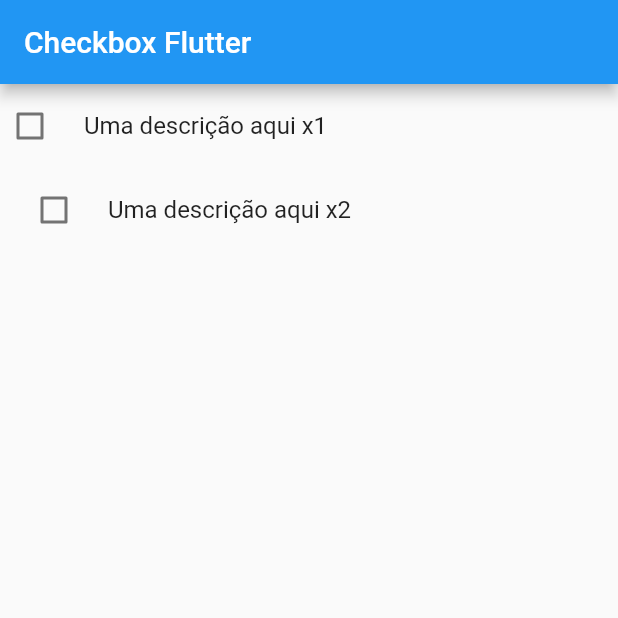
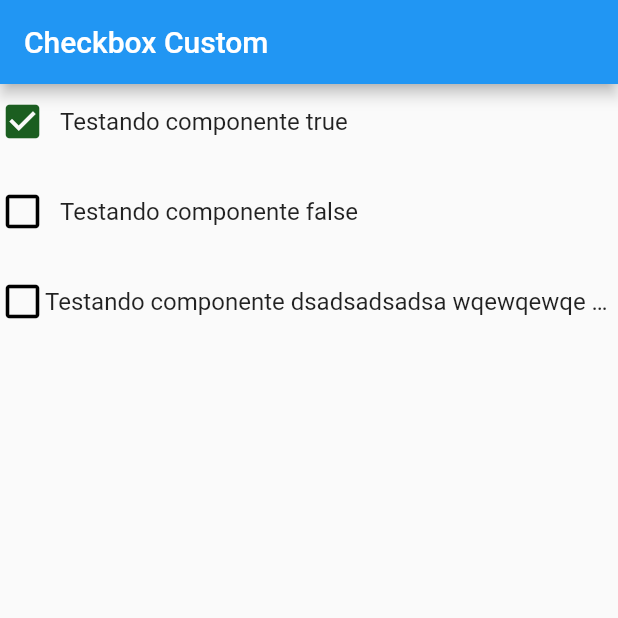
Before and after one commit to brunozupp/teste_lancamentos, a Flutter app: the screen it shows after launch, on a phone screen of 412 x 824 dp, the top half of it. Run offline on Flutter 3.47's test engine with Material 2 defaults, Android fonts, the phone set to English and light mode, and no system bars; our stand-ins replace table_calendar, top_snackbar_flutter.

Commit message:
Checkbox customizado - ícone

```diff
--- /dev/null
+++ b/lib/checkbox_custom/checkbox_component.dart
@@ -0,0 +1,89 @@
+import 'package:flutter/material.dart';
+
+class CheckboxComponent extends StatefulWidget {
+
+  final bool isChecked;
+  final String description;
+  final void Function(bool) onChanged;
+  final EdgeInsets padding;
+  final double spaceBetweenIconAndDescription;
+
+  const CheckboxComponent({
+    Key? key,
+    required this.isChecked,
+    required this.description,
+    required this.onChanged,
+    this.padding = const EdgeInsets.symmetric(vertical: 10),
+    this.spaceBetweenIconAndDescription = 10
+  }) : super(key: key);
+
+  @override
+  State<CheckboxComponent> createState() => _CheckboxComponentState();
+}
+
+class _CheckboxComponentState extends State<CheckboxComponent> {
+
+  var value = false;
+
+  @override
+  void initState() {
+    super.initState();
+
+    value = widget.isChecked;
+  }
+
+  @override
+  Widget build(BuildContext context) {
+    return InkWell(
+      onTap: () {
+        setState(() {
+          value = !value;
+        });
+
+        widget.onChanged(value);
+      },
+      child: Padding(
+        padding: widget.padding,
+        child: Row(
+          children: [
+            _buildIcon(value),
+
+            SizedBox(
+              width: widget.spaceBetweenIconAndDescription,
+            ),
+
+            Expanded(
+              child: Text(
+                widget.description,
+                maxLines: 1,
+                overflow: TextOverflow.ellipsis,
+                style: const TextStyle(
+                  fontSize: 16
+                ),
+              ),
+            ),
+          ],
+        ),
+      ),
+    );
+  }
+
+  Widget _buildIcon(bool value) {
+
+    const size = 30.0;
+
+    if(value) {
+      return Icon(
+        Icons.check_box,
+        color: Colors.green[900],
+        size: size,
+      );
+    }
+
+    return const Icon(
+      Icons.check_box_outline_blank,
+      color: Colors.black,
+      size: size,
+    );
+  }
+}
--- /dev/null
+++ b/lib/checkbox_custom/checkbox_custom_page.dart
@@ -0,0 +1,51 @@
+import 'package:flutter/material.dart';
+import 'package:teste_lancamentos/checkbox_custom/checkbox_component.dart';
+
+class CheckboxCustomPage extends StatefulWidget {
+  const CheckboxCustomPage({ Key? key }) : super(key: key);
+
+  @override
+  State<CheckboxCustomPage> createState() => _CheckboxCustomPageState();
+}
+
+class _CheckboxCustomPageState extends State<CheckboxCustomPage> {
+
+  var x1 = false;
+  var x2 = false;
+
+  @override
+  Widget build(BuildContext context) {
+    return Scaffold(
+      appBar: AppBar(
+        title: const Text("Checkbox Custom"),
+      ),
+      body: SingleChildScrollView(
+        padding: const EdgeInsets.all(0),
+        child: Column(
+          children: [
+            CheckboxComponent(
+              description: "Testando componente true",
+              isChecked: true,
+              onChanged: (value) {},
+            ),
+            CheckboxComponent(
+              description: "Testando componente false",
+              isChecked: false,
+              onChanged: (value) {},
+              padding: const EdgeInsets.symmetric(
+                horizontal: 0,
+                vertical: 20
+              ),
+            ),
+            CheckboxComponent(
+              description: "Testando componente dsadsadsadsa wqewqewqe qdsadsa",
+              isChecked: false,
+              onChanged: (value) {},
+              spaceBetweenIconAndDescription: 0,
+            ),
+          ],
+        ),
+      ),
+    );
+  }
+}
--- a/lib/main.dart
+++ b/lib/main.dart
@@ -1,4 +1,5 @@
 import 'package:flutter/material.dart';
+import 'package:teste_lancamentos/checkbox_custom/checkbox_custom_page.dart';
 import 'package:teste_lancamentos/checkbox_flutter/checkbox_tile_flutter_page.dart';
 import 'package:flutter_localizations/flutter_localizations.dart';
 
@@ -17,7 +18,7 @@
       theme: ThemeData(
         primarySwatch: Colors.blue,
       ),
-      home: const CheckboxTileFlutterPage(),
+      home: const CheckboxCustomPage(),
       locale: const Locale("pt","BR"),
       localizationsDelegates: GlobalMaterialLocalizations.delegates,
       supportedLocales: const [
```
